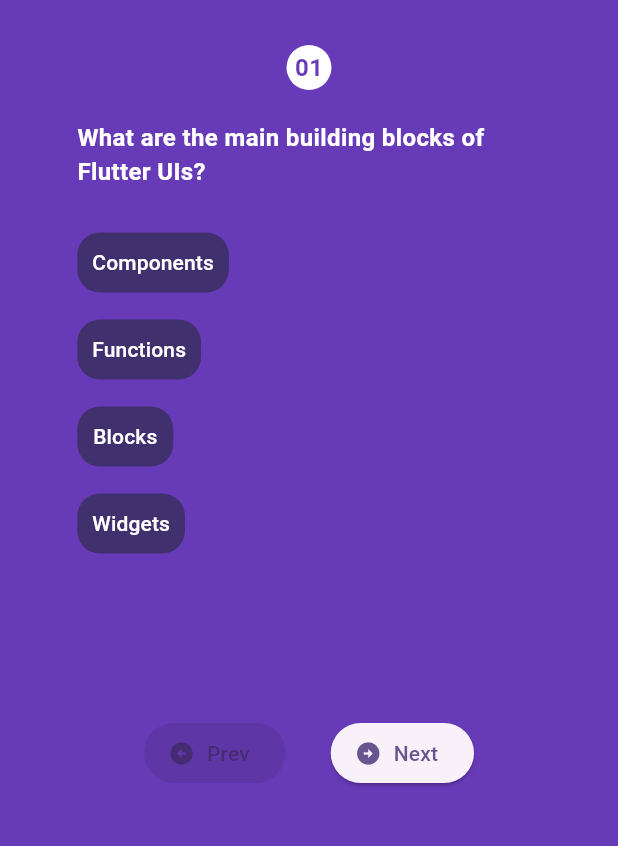
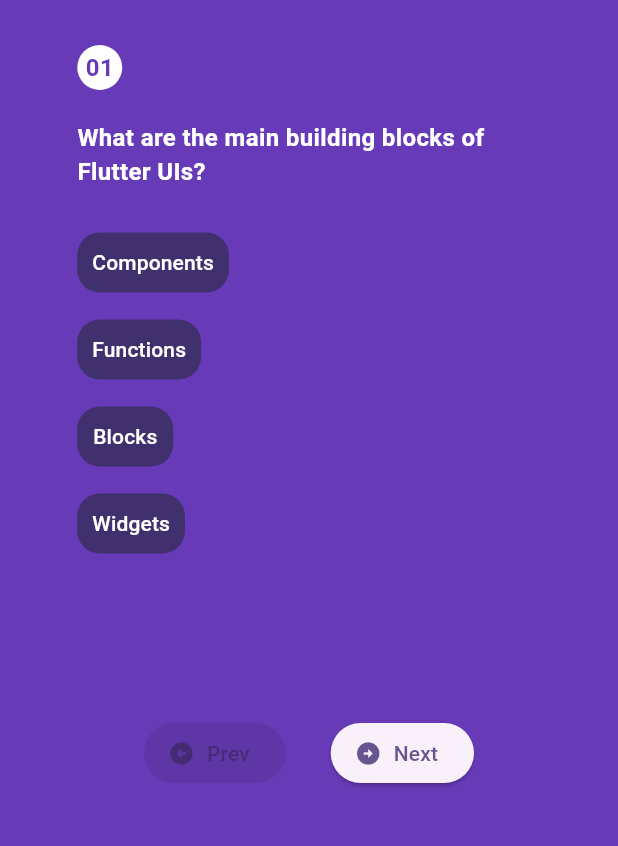
Before and after one commit to gayashan4lk/flutter_quiz_app, a Flutter app: the Quiz screen opened by its route, on a phone screen of 412 x 824 dp, the part 84-930 px from its top. Run offline on Flutter 3.47's test engine with Material 2 defaults, Android fonts, the phone set to English and light mode, and no system bars.

Commit message:
align ques number to left

```diff
--- a/lib/quiz.dart
+++ b/lib/quiz.dart
@@ -81,6 +81,9 @@ class _QuizState extends State<Quiz> {
             children: <Widget>[
               const SizedBox(height: 30),
               Container(
+                alignment: Alignment.topLeft,
+                width: MediaQuery.of(context).size.width * 0.75,
+                child: Container(
                   width: 30,
                   height: 30,
                   decoration: const BoxDecoration(
@@ -95,6 +98,7 @@ class _QuizState extends State<Quiz> {
                         fontWeight: FontWeight.bold,
                       ),
                       getQuestionNumber(),
+                    ),
                   ),
                 ),
               ),
```
Lines whose indentation alone changed are shown as unchanged.
